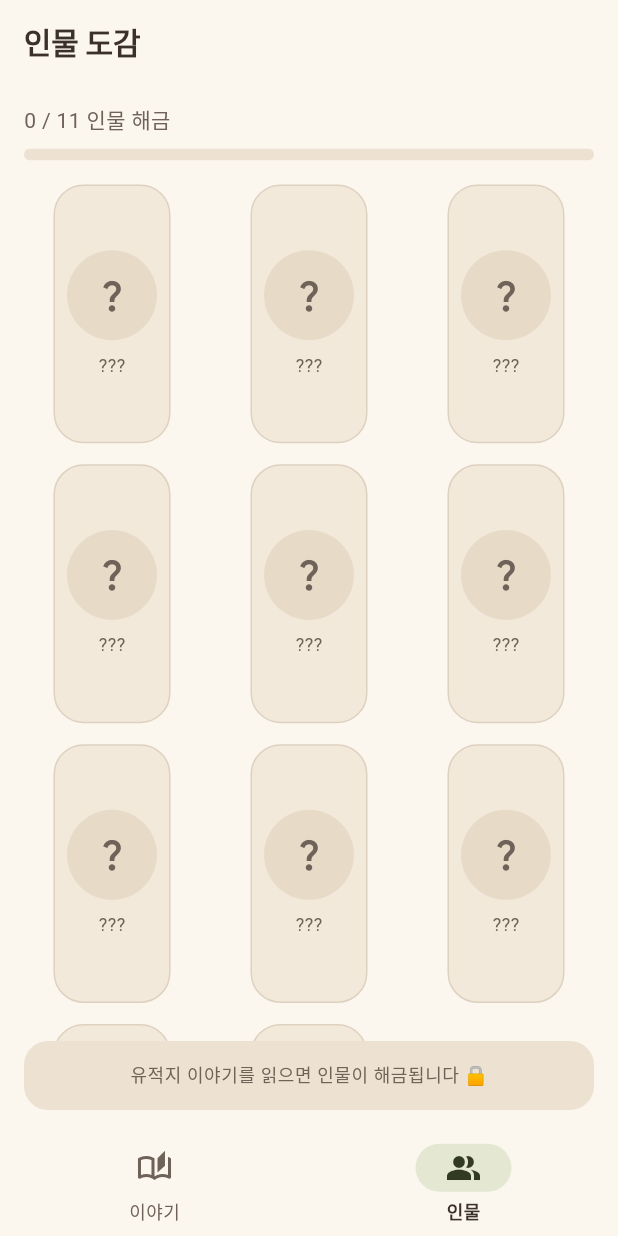
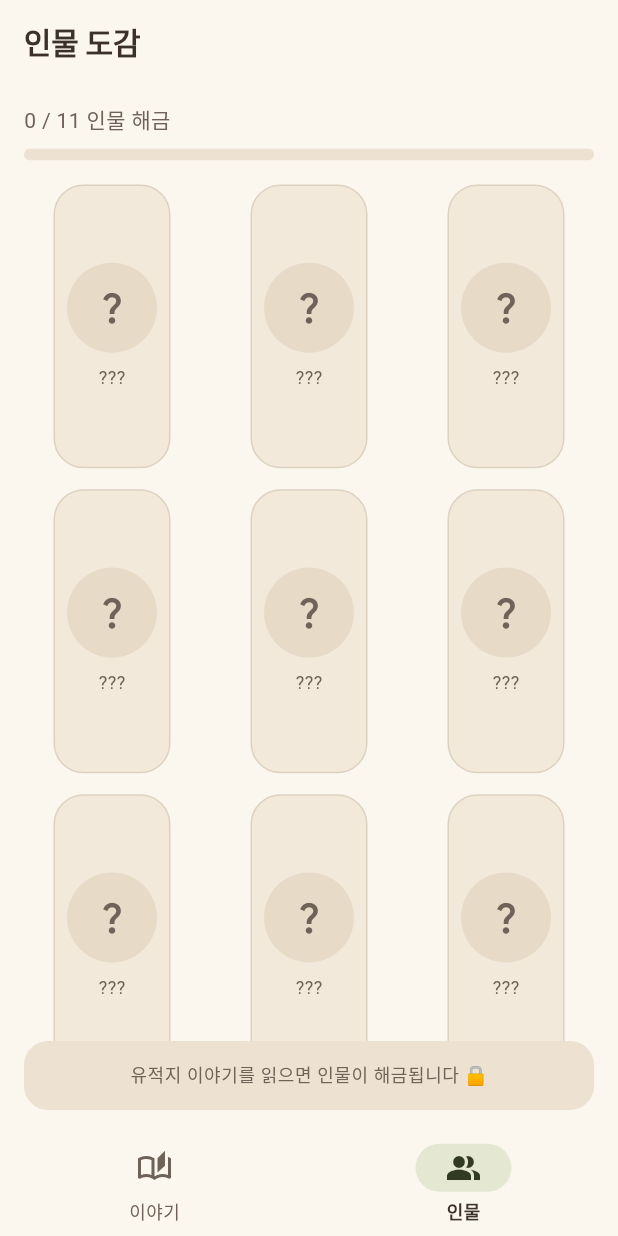
Before and after one commit to mountainn-dev/yujeokdam, a Flutter app: the screen it shows after launch, item 2 of the bottom bar chosen, on a phone screen of 412 x 824 dp. Run offline on Flutter 3.47's test engine with Material 3 defaults, Android fonts, the light colour scheme and no system bars; our stand-ins replace flutter_dotenv, get_it, shared_preferences.

Commit message:
fix[character]: 인물 도감 칸 세로 오버플로우 수정

```diff
--- a/lib/view/character/screen/screen_character_codex.dart
+++ b/lib/view/character/screen/screen_character_codex.dart
@@ -21,7 +21,7 @@ class CharacterCodexScreen extends StatelessWidget {
   const CharacterCodexScreen({super.key});
 
   static const int _crossAxisCount = 3;
-  static const double _cellAspectRatio = 0.68;
+  static const double _cellAspectRatio = 0.62;
 
   @override
   Widget build(BuildContext context) {
@@ -227,13 +227,15 @@ class _RevealedCell extends StatelessWidget {
               overflow: TextOverflow.ellipsis,
             ),
             const SizedBox(height: 2),
-            Text(
+            Flexible(
+              child: Text(
                 character.oneLiner,
                 textAlign: TextAlign.center,
                 style: theme.textTheme.bodySmall
                     ?.copyWith(color: theme.colorScheme.onSurfaceVariant),
                 maxLines: 2,
                 overflow: TextOverflow.ellipsis,
+              ),
             ),
             const SizedBox(height: 8),
             Container(
```
Lines whose indentation alone changed are shown as unchanged.
